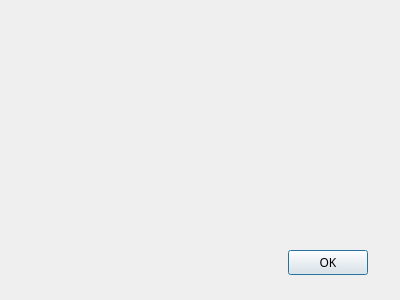
Before: the Qt Designer form DTFrame/Ui_DTMessageBox.ui in Holence/DTPySide, drawn with Qt 5.
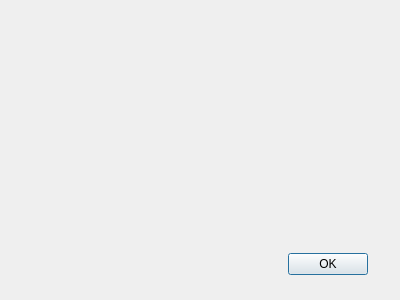
After: the same form once the commit is applied. Icons and pictures are not drawn. Custom widgets are drawn as their Qt base class.

The edit to the form file:
```diff
--- a/DTFrame/Ui_DTMessageBox.ui
+++ b/DTFrame/Ui_DTMessageBox.ui
@@ -184,11 +184,6 @@
          <verstretch>0</verstretch>
         </sizepolicy>
        </property>
-       <property name="font">
-        <font>
-         <family>Hack</family>
-        </font>
-       </property>
        <property name="layoutDirection">
         <enum>Qt::RightToLeft</enum>
        </property>
```
Left out of the diff: 2 changed lines with no effect on the pictures.
